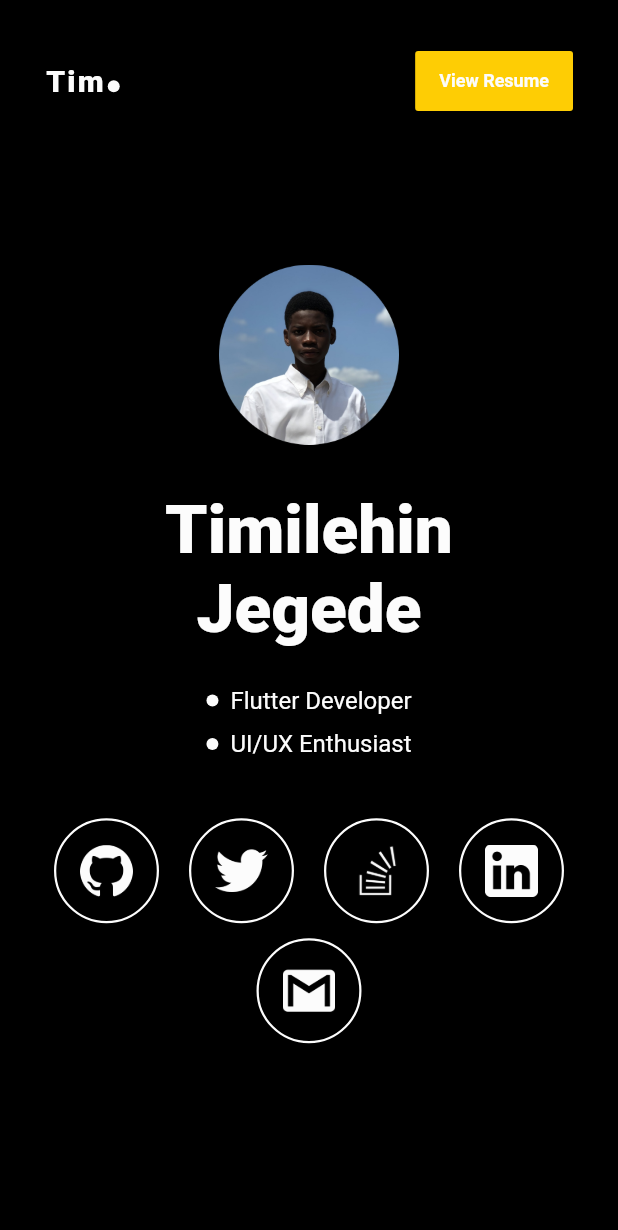
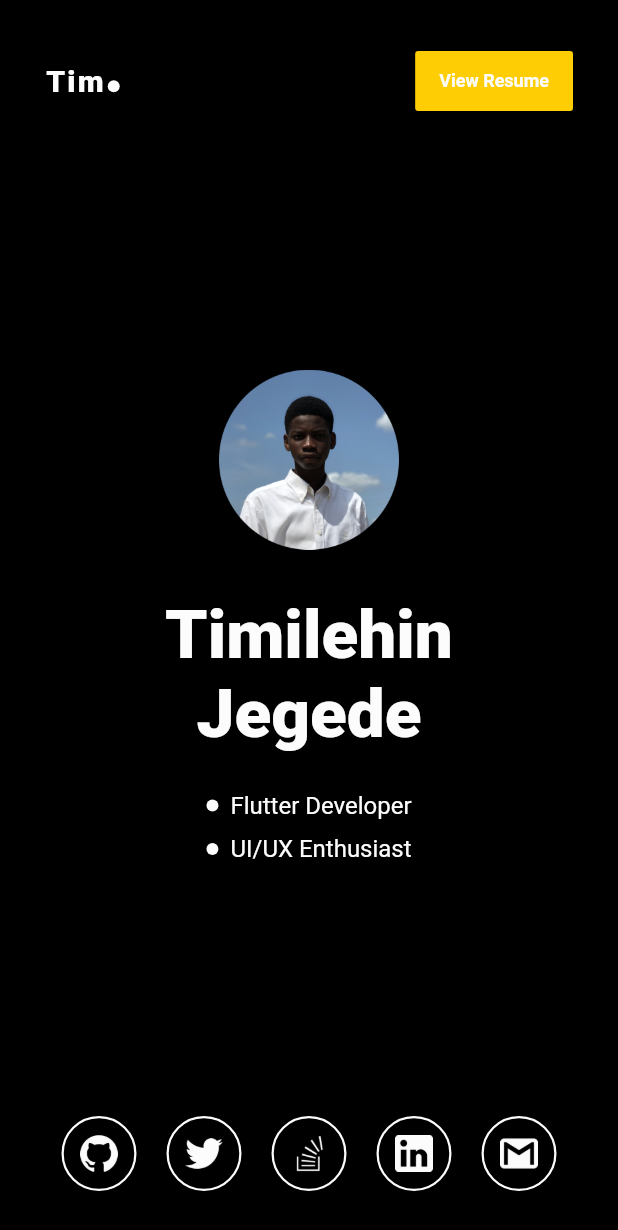
Before and after one commit to timilehinjegede/portfolio, a Flutter app: the screen it shows after launch, on a phone screen of 412 x 824 dp. Shown: the top 1230 px of the screen. Run offline on Flutter 3.47's test engine with Material 2 defaults, Android fonts, the phone set to English and light mode, and no system bars.

Commit message:
updates: correct scripts and minor improvements 🦾.

```diff
--- a/lib/core/models/social/social.dart
+++ b/lib/core/models/social/social.dart
@@ -37,7 +37,7 @@ class Social {
     Social(
       name: 'Gmail',
       assetSrc: gMailAsset,
-      url: getEmailLink(emailAddress: 'timilehintimothy.jegede@gmail.com'),
+      url: getEmailLink(emailAddress: 'hello@timilehinjegede.com'),
     ),
   ];
 }
--- a/lib/ui/views/home/home_screen.dart
+++ b/lib/ui/views/home/home_screen.dart
@@ -8,10 +8,7 @@ class HomeScreen extends StatelessWidget {
   Widget build(BuildContext context) {
     return Scaffold(
       backgroundColor: blackColor,
-      body: CustomScrollView(
-        slivers: [
-          SliverFillRemaining(
-            child: Padding(
+      body: Padding(
         padding: EdgeInsets.symmetric(
           horizontal: ResponsiveUtil.isMobile(context)
               ? hPaddingValue / 3
@@ -19,6 +16,8 @@ class HomeScreen extends StatelessWidget {
           vertical: vPaddingValue,
         ),
         child: Column(
+          mainAxisSize: MainAxisSize.max,
+          mainAxisAlignment: MainAxisAlignment.spaceBetween,
           children: [
             Row(
               mainAxisAlignment: MainAxisAlignment.spaceBetween,
@@ -41,16 +40,10 @@ class HomeScreen extends StatelessWidget {
                 ),
               ],
             ),
-                  Spacer(),
             _AboutSection(),
-                  const YBox(40),
             _SocialsSection(),
-                  Spacer(),
           ],
         ),
-            ),
-          ),
-        ],
       ),
     );
   }
--- a/lib/ui/widgets/social_button.dart
+++ b/lib/ui/widgets/social_button.dart
@@ -30,8 +30,12 @@ class _SocialButtonState extends State<SocialButton> {
         onTap: () => launchUrl(url: widget.social.url),
         child: AnimatedContainer(
           duration: Duration(milliseconds: 200),
-          height: buttonRadius * 2,
-          width: buttonRadius * 2,
+          height: ResponsiveUtil.isMobile(context)
+              ? mButtonRadius * 2
+              : buttonRadius * 2,
+          width: ResponsiveUtil.isMobile(context)
+              ? mButtonRadius * 2
+              : buttonRadius * 2,
           decoration: BoxDecoration(
             color: _buttonColor,
             border: Border.all(
@@ -43,8 +47,12 @@ class _SocialButtonState extends State<SocialButton> {
           child: Center(
             child: Image.asset(
               widget.social.assetSrc,
-              height: buttonRadius,
-              width: buttonRadius,
+              height: ResponsiveUtil.isMobile(context)
+                  ? mButtonRadius
+                  : buttonRadius,
+              width: ResponsiveUtil.isMobile(context)
+                  ? mButtonRadius
+                  : buttonRadius,
               fit: BoxFit.cover,
               color: _isHovering ? blackColor : whiteColor,
             ),
--- a/lib/utils/helpers.dart
+++ b/lib/utils/helpers.dart
@@ -7,7 +7,9 @@ import 'package:url_launcher/url_launcher.dart';
 const double hPaddingValue = 90;
 const double vPaddingValue = 30;
 const double buttonRadius = 35;
+const double mButtonRadius = 25;
 
+// TODO:(timilehinjegede): rewrite responsiveness class
 // ===== responsiveness =====
 class ResponsiveUtil extends StatelessWidget {
   final Widget mobileWidget;
@@ -101,7 +103,6 @@ String getEmailLink({@required emailAddress}) {
   final Uri _emailLaunchUri = Uri(
     scheme: 'mailto',
     path: emailAddress,
-    // TODO(timilehinjegede): add subject and body of email
     // queryParameters: {'TODO: Add Subject': 'TODO: Add body'},
   );
   return _emailLaunchUri.toString();
```
Also changed, not shown: 5 other files. Lines whose indentation alone changed are shown as unchanged.
